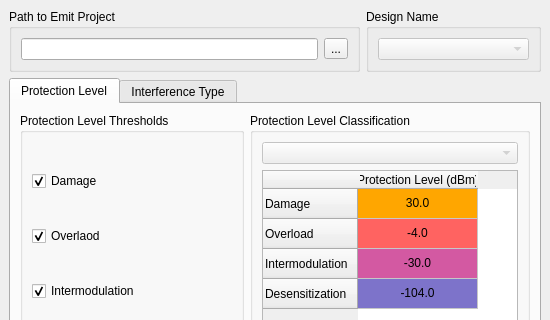
ansys/pyaedt, file examples/07-EMIT/interference_gui.ui: the form before one commit; both pictures show x 0 to 550 and y 0 to 320 of the 550 by 650 pixel window.
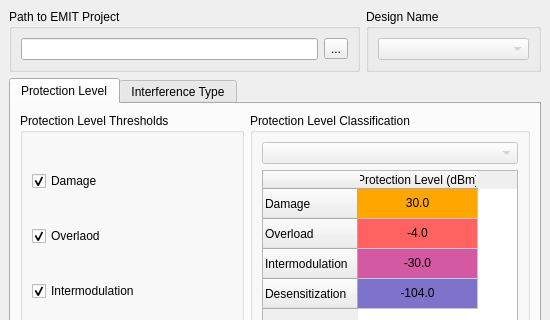
The form after the commit.

Commit message: fixed errors with interference classification call, added closing window msg, minor GUI changes, path box read only

The edit to the form file:
```diff
--- a/examples/07-EMIT/interference_gui.ui
+++ b/examples/07-EMIT/interference_gui.ui
@@ -32,7 +32,7 @@
       <item>
        <widget class="QGroupBox" name="path_box">
         <property name="title">
-         <string>Path to Emit Project</string>
+         <string>Path to EMIT Project</string>
         </property>
         <layout class="QHBoxLayout" name="horizontalLayout_4">
          <item>
```
Left out of the diff: 5 changed lines with no effect on the pictures. The commit also changes 4 other files.
